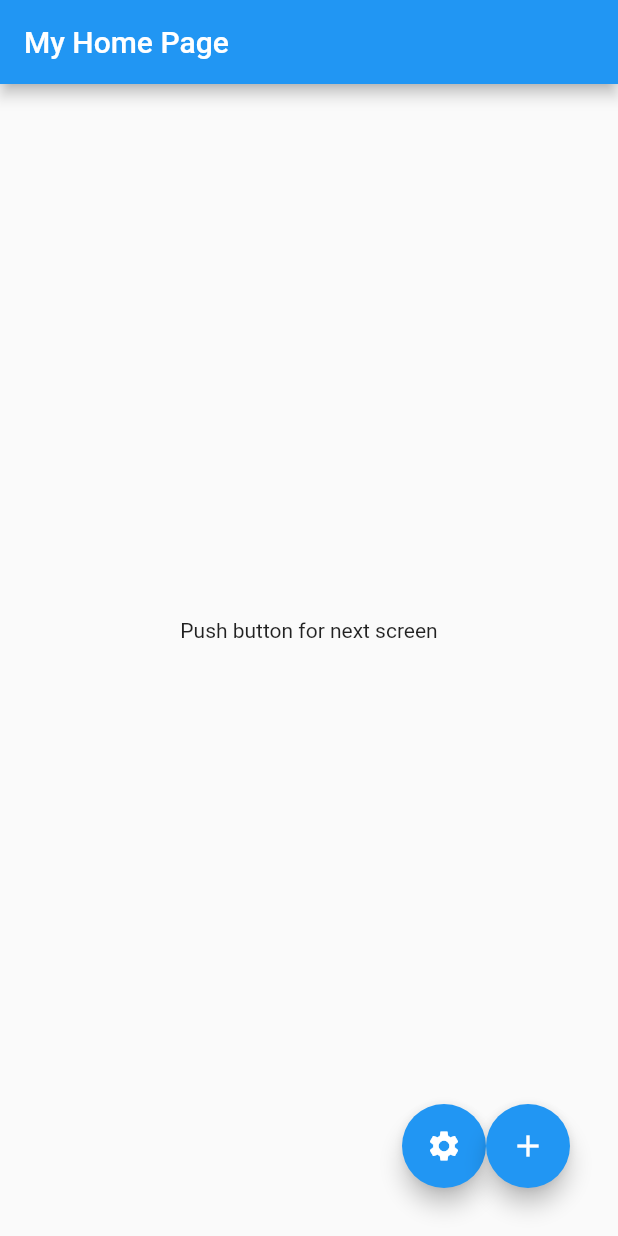
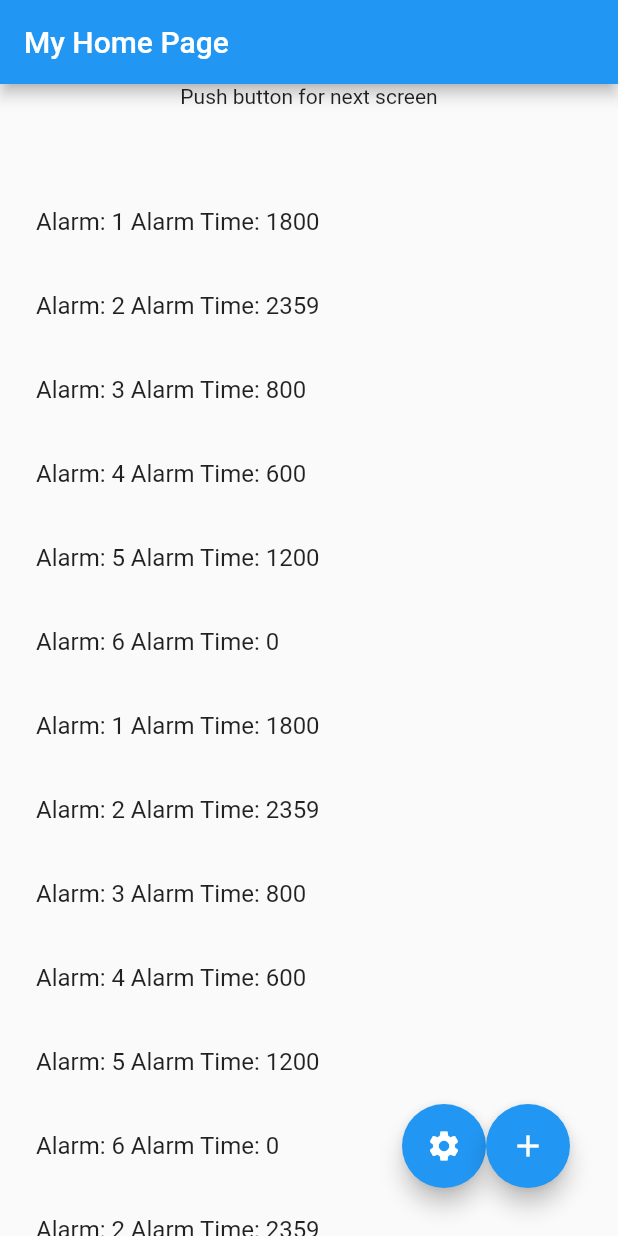
Before and after one commit to DRavenMcCoy/pushur_flutter, a Flutter app: the screen it shows after launch, on a phone screen of 412 x 824 dp. Run offline on Flutter 3.47's test engine with Material 2 defaults, Android fonts, the phone set to English and light mode, and no system bars.

Commit message:
Suffering, made alarm list
This was a lot harder than I thought it would be, man do I hate flutter/dart.

```diff
--- a/lib/HomePage.dart
+++ b/lib/HomePage.dart
@@ -19,37 +19,38 @@ class MyHomePage extends StatefulWidget {
 }
 
 class _MyHomePageState extends State<MyHomePage> {
-/*
-  int _counter = 0;
-
-  void _incrementCounter() {
-    setState(() {
-      // This call to setState tells the Flutter framework that something has
-      // changed in this State, which causes it to rerun the build method below
-      // so that the display can reflect the updated values. If we changed
-      // _counter without calling setState(), then the build method would not be
-      // called again, and so nothing would appear to happen.
-      _counter++;
-    });
-  }
-*/
   @override
   Widget build(BuildContext context) {
-    // This method is rerun every time setState is called, for instance as done
-    // by the _incrementCounter method above.
-    //
     // The Flutter framework has been optimized to make rerunning build methods
     // fast, so that you can just rebuild anything that needs updating rather
     // than having to individually change instances of widgets.
+
+    //THESE ARE TEST VALUES, SUBJECT TO CHANGE
+    List<int> alarms = [1,2,3,4,5,6,1,2,3,4,5,6,2,3,4,5,6,1,2,3,4,5,6];
+    List<int> timeAlarm = [1800,2359,0800,0600,1200,0000,1800,2359,0800,0600,1200,0000,2359,0800,0600,1200,0000,1800,2359,0800,0600,1200,0000,2359,0800,0600,1200,0000,1800,2359,0800,0600,1200,0000];
     return Scaffold(
       appBar: AppBar(
         // Here we take the value from the MyHomePage object that was created by
         // the App.build method, and use it to set our appbar title.
         title: Text(widget.title),
       ),
+      /*
+      body: new ListView.builder(
+          itemBuilder: (BuildContext context, int index){
+            return new Card(
+              child: const ListTile(
+                leading: const Icon(Icons.alarm),
+                title: const Text('3:00PM'),
+                subtitle: const Text('Go get food'),
+              ),
+            );
+          },
+      ),
+      */
       body: Center(
         // Center is a layout widget. It takes a single child and positions it
         // in the middle of the parent.
+
         child: Column(
           // Column is also a layout widget. It takes a list of children and
           // arranges them vertically. By default, it sizes itself to fit its
@@ -67,6 +68,7 @@ class _MyHomePageState extends State<MyHomePage> {
           // horizontal).
           mainAxisAlignment: MainAxisAlignment.center,
           children: <Widget>[
+
             const Text(
               'Push button for next screen',
             ),
@@ -74,6 +76,45 @@ class _MyHomePageState extends State<MyHomePage> {
               '',
               style: Theme.of(context).textTheme.headlineMedium,
             ),
+           //Evil process to display alarm list
+            Expanded(
+                child: ListView(
+                  padding: const EdgeInsets.all(8),
+                  //Gets the length of the alarms list so it can iterate through for the alarm list
+                  //itemCount: alarms.length,
+                  //itemBuilder: (BuildContext context, int index) {
+
+                  //generates list of list tiles for the length of the alarms list
+                children: List.generate(
+                alarms.length,
+                 (index) => ListTile(
+                   //displays the alarm number and time on it (in 24hr format)
+                   title: Text('Alarm: ${alarms[index]} Alarm Time: ${timeAlarm[index]}'),
+                   //handles the tap events for alarms currently tells you what you clicked for testing purposes
+                   onTap: (){
+                     print('Alarm: ${alarms[index]} Alarm Time: ${timeAlarm[index]}');
+                   },
+                   //handles the on long press events for alarms
+                   onLongPress: (){
+
+                   },
+                 ),
+                 /*return Container(
+
+                    //Hyperinflated height for testing purposes (make smaller later)
+                    height: 400,
+                    margin: EdgeInsets.all(2),
+                    color: Colors.blue[400],
+                    child: Center(
+                      child: Text('Alarm number: ${alarms[index]} Alarm Time: (${timeAlarm[index]})',
+                        style: TextStyle(fontSize: 16),
+                    )
+                    ),
+                 );
+                   */
+                ),
+             )
+            )
           ],
         ),
       ),
@@ -102,5 +143,6 @@ class _MyHomePageState extends State<MyHomePage> {
         ),
       ),
     );
+
   }
 }
```
